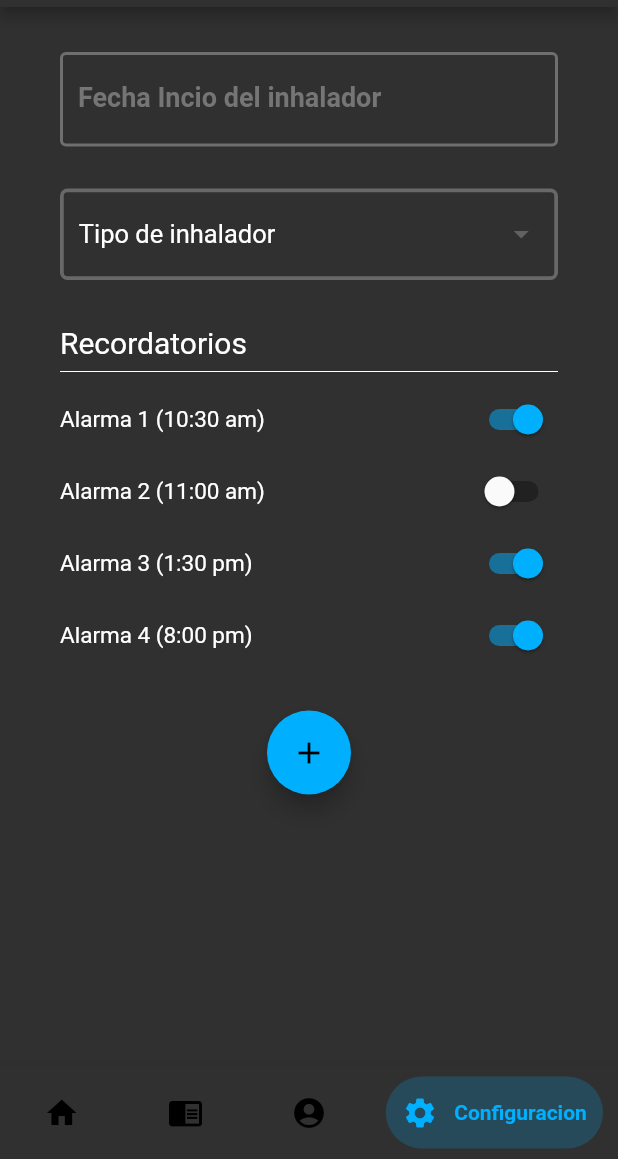
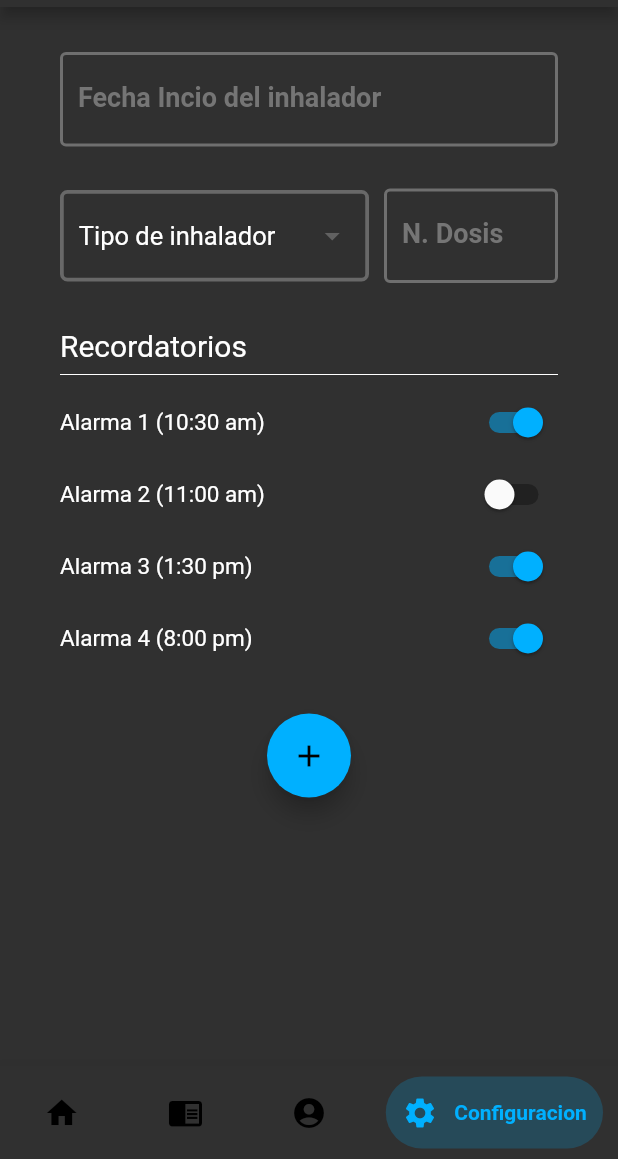
Before and after one commit to criistian14/respikaf, a Flutter app: the Home screen opened by its route, item 4 of the bottom bar chosen, on a phone screen of 412 x 824 dp, the part 77-1236 px from its top. Run offline on Flutter 3.47's test engine with Material 2 defaults, Android fonts, the phone set to English and light mode, and no system bars; drawn by our look-alikes of bubble_bottom_bar; our stand-ins replace modal_progress_hud, percent_indicator, shared_preferences; missing offline and left inert: flutter_pdf_viewer; accounts and stored records are empty.

Commit message:
Add class User and httpHandler, modified settings

```diff
--- a/lib/screens/guide.dart
+++ b/lib/screens/guide.dart
@@ -14,7 +14,7 @@ class Guide extends StatefulWidget
 class _GuideState extends State<Guide>
 {
 	final _config = PdfViewerConfig(
-		nightMode: true,
+		nightMode: false,
 		// swipeHorizontal: true
 	);
 
--- a/lib/screens/settings.dart
+++ b/lib/screens/settings.dart
@@ -93,7 +93,21 @@ class _SettingsState extends State<Settings>
 				),
 
 				SizedBox(height: 28),
-				InputSelect(items: items, label: 'Tipo de inhalador'),
+				Row(
+					children: <Widget>[
+						Container(
+							width: MediaQuery.of(context).size.width / 2,
+							child: InputSelect(items: items, label: 'Tipo de inhalador'),
+						),
+
+						SizedBox(width: 10,),
+						Expanded(
+							//width: MediaQuery.of(context).size.width / 3.6,
+							child: InputText(label: 'N. Dosis', typeInput: TextInputType.number),
+						),
+
+					],
+				),
 
 				SizedBox(height: 30),
 				Text('Recordatorios', style: Theme.of(context).textTheme.display1),
--- a/lib/widgets/InputSelect.dart
+++ b/lib/widgets/InputSelect.dart
@@ -5,6 +5,7 @@ class InputSelect extends StatefulWidget
 {
 	final List<String> items;
 	final String label;
+
 
 	InputSelect({ @required this.items, @required this.label });
 
```
Also changed, not shown: lib/models/User.dart (added, +19 -0 lines), lib/services/HttpHandler.dart (added, +17 -0 lines), pubspec.lock, 2 other files.
